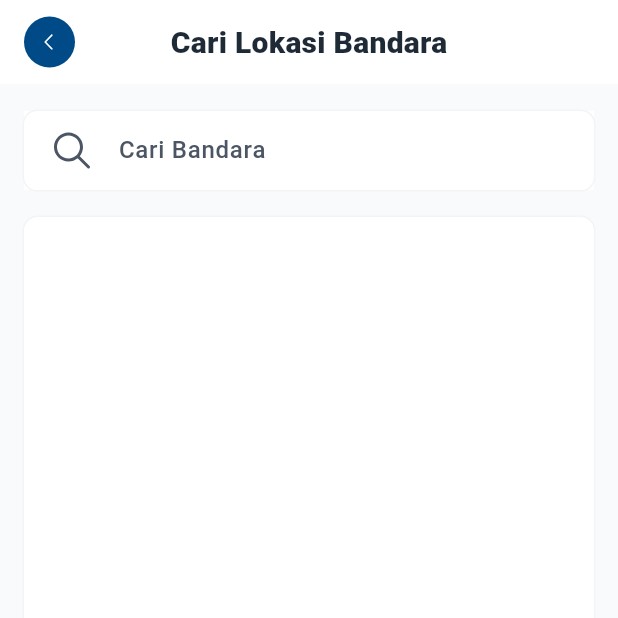
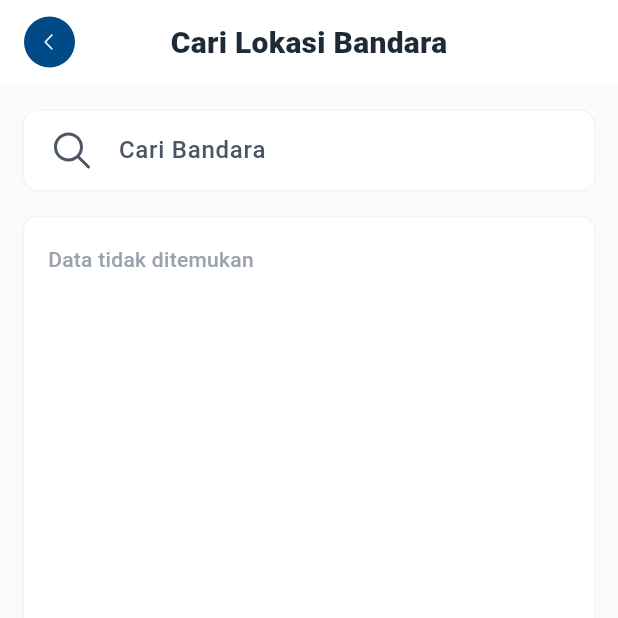
Before and after one commit to orangdeso/e_porter, a Flutter app: the SearchFlightScreen screen opened by its route, on a phone screen of 412 x 824 dp, the top half of it. Run offline on Flutter 3.47's test engine with Material 3 defaults, Android fonts, the phone set to English and light mode, and no system bars; our stand-ins replace carousel_slider, cloud_firestore, firebase_auth, firebase_core, flutter_screenutil, flutter_svg and 4 more; accounts and stored records are empty; Roboto replaces fonts that are missing (DMSans, DMsans).

Commit message:
Feat: done logic search bar

```diff
--- a/lib/_core/component/search_bar/search_bar_component.dart
+++ b/lib/_core/component/search_bar/search_bar_component.dart
@@ -5,10 +5,12 @@ import 'package:flutter_svg/flutter_svg.dart';
 
 class SearchBarComponent extends StatelessWidget {
   final String hintText;
+  final ValueChanged<String>? onChanged;
 
   const SearchBarComponent({
     Key? key,
     required this.hintText,
+    this.onChanged
   });
 
   @override
@@ -18,6 +20,7 @@ class SearchBarComponent extends StatelessWidget {
         color: Colors.white,
       ),
       child: TextField(
+        onChanged: onChanged,
         decoration: InputDecoration(
           prefixIcon: Padding(
             padding: EdgeInsets.only(left: 16.w, right: 11.w),
--- a/lib/_core/service/preferences_service.dart
+++ b/lib/_core/service/preferences_service.dart
@@ -26,6 +26,7 @@ class PreferencesService {
     final now = DateTime.now().millisecondsSinceEpoch;
     if (now > expiredAt) {
       await clearUserData();
+      print("now: $now, expiredAt: $expiredAt");
       return null;
     }
 
--- a/lib/data/repositories/auth_repository_impl.dart
+++ b/lib/data/repositories/auth_repository_impl.dart
@@ -2,6 +2,11 @@ import 'package:cloud_firestore/cloud_firestore.dart';
 import 'package:e_porter/domain/models/user_entity.dart';
 import 'package:e_porter/domain/repositories/auth_repository.dart';
 import 'package:firebase_auth/firebase_auth.dart';
+
+class AuthException implements Exception {
+  final String message;
+  AuthException(this.message);
+}
 
 class AuthRepositoryImpl implements AuthRepository {
   final FirebaseAuth _firebaseAuth;
@@ -19,7 +24,21 @@ class AuthRepositoryImpl implements AuthRepository {
       final user = userCredential.user!;
       return UserEntity(uid: user.uid, email: user.email ?? "");
     } on FirebaseAuthException catch (e) {
-      rethrow;
+      print("FirebaseAuthException code: ${e.code}");
+      print("FirebaseAuthException message: ${e.message}");
+
+      switch (e.code) {
+        case 'invalid-email':
+          throw AuthException("Format email tidak valid.");
+        case 'user-not-found':
+          throw AuthException("Email tidak terdaftar.");
+        case 'wrong-password':
+          throw AuthException("Password salah.");
+        case 'invalid-credential':
+          throw AuthException("Email tidak terdaftar atau password salah.");
+        default:
+          throw AuthException(e.message ?? "Terjadi kesalahan.");
+      }
     }
   }
 
--- a/lib/presentation/screens/boarding_pass/pages/boarding_pass_screen.dart
+++ b/lib/presentation/screens/boarding_pass/pages/boarding_pass_screen.dart
@@ -69,6 +69,7 @@ class _BoardingPassScreenState extends State<BoardingPassScreen> with SingleTick
                           padding: EdgeInsets.only(bottom: 16.h),
                           child: CardBoardingPass(
                             isActive: false,
+                            onTap: () {},
                           ),
                         );
                       },
@@ -78,7 +79,10 @@ class _BoardingPassScreenState extends State<BoardingPassScreen> with SingleTick
                       itemBuilder: (context, index) {
                         return Padding(
                           padding: EdgeInsets.only(bottom: 16.h),
-                          child: CardBoardingPass(isActive: true),
+                          child: CardBoardingPass(
+                            isActive: true,
+                            onTap: () {},
+                          ),
                         );
                       },
                     ),
--- a/lib/presentation/screens/home/pages/search_flight_screen.dart
+++ b/lib/presentation/screens/home/pages/search_flight_screen.dart
@@ -34,7 +34,12 @@ class _SearchFlightScreenState extends State<SearchFlightScreen> {
           padding: EdgeInsets.symmetric(horizontal: 16.w, vertical: 20.h),
           child: Column(
             children: [
-              SearchBarComponent(hintText: 'Cari Bandara'),
+              SearchBarComponent(
+                hintText: 'Cari Bandara',
+                onChanged: (value) {
+                  controller.searchText.value = value;
+                },
+              ),
               SizedBox(height: 20.h),
               Expanded(
                 child: Container(
@@ -45,7 +50,11 @@ class _SearchFlightScreenState extends State<SearchFlightScreen> {
                     borderRadius: BorderRadius.circular(10.r),
                   ),
                   child: Obx(() {
-                    final airports = controller.airports;
+                    final airports = controller.filteredAirports;
+
+                    if (airports.isEmpty) {
+                      return _buildIsEmpty();
+                    }
                     return ListView.builder(
                       shrinkWrap: true,
                       itemCount: airports.length,
@@ -54,7 +63,9 @@ class _SearchFlightScreenState extends State<SearchFlightScreen> {
                         return _buildCardItem(
                           '${airport.code} - ${airport.city}',
                           '${airport.name}',
-                          () {},
+                          () {
+                            Get.back(result: airport);
+                          },
                         );
                       },
                     );
@@ -100,4 +111,16 @@ class _SearchFlightScreenState extends State<SearchFlightScreen> {
       ),
     );
   }
+
+  Widget _buildIsEmpty() {
+    return Container(
+      padding: EdgeInsets.symmetric(vertical: 10.h, horizontal: 16.w),
+      width: double.infinity,
+      child: TypographyStyles.caption(
+        "Data tidak ditemukan",
+        color: GrayColors.gray400,
+        fontWeight: FontWeight.w500,
+      ),
+    );
+  }
 }
```
Also changed, not shown: lib/domain/models/user_entity.dart (+31 -18 lines), lib/presentation/controllers/auth_controller.dart (+4 -25 lines), lib/presentation/controllers/search_flight_controller.dart (+16 -10 lines), lib/presentation/screens/home/pages/booking_tickets.dart (+24 -7 lines), lib/presentation/screens/home/pages/home_screen.dart (+22 -1 lines), 8 other files.
